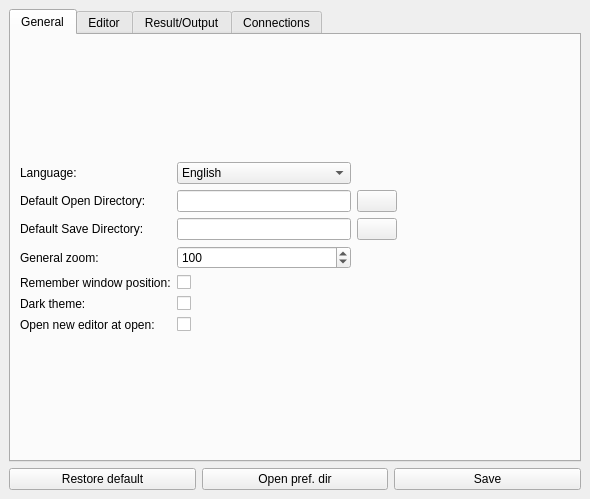
Before: the Qt Designer form source/qtdesigner/preferences_ui.ui in MValaguz/MSql, drawn with Qt 5.
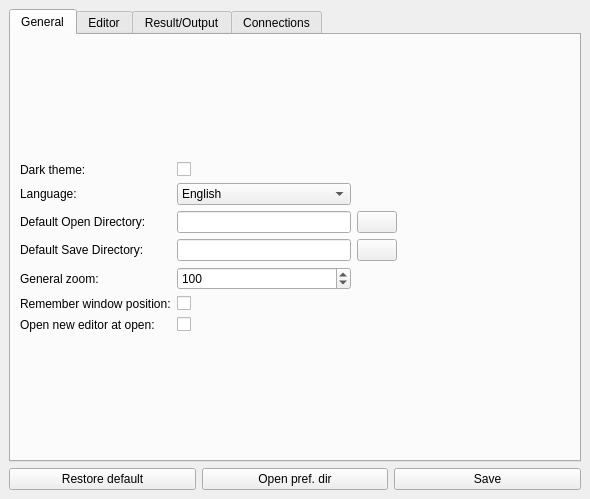
After: the same form once the commit is applied. Icons and pictures are not drawn.

What changed in the file:
```diff
--- a/source/qtdesigner/preferences_ui.ui
+++ b/source/qtdesigner/preferences_ui.ui
@@ -31,14 +31,7 @@
        <layout class="QGridLayout" name="gridLayout_5">
         <item row="0" column="0">
          <layout class="QGridLayout" name="gridLayout_4">
-          <item row="0" column="0">
-           <widget class="QLabel" name="label_3">
-            <property name="text">
-             <string>Language:</string>
-            </property>
-           </widget>
-          </item>
-          <item row="1" column="0">
+          <item row="2" column="0">
            <widget class="QLabel" name="label">
             <property name="text">
              <string>Default Open Directory:</string>
@@ -48,7 +41,14 @@
             </property>
            </widget>
           </item>
-          <item row="2" column="3">
+          <item row="1" column="0">
+           <widget class="QLabel" name="label_3">
+            <property name="text">
+             <string>Language:</string>
+            </property>
+           </widget>
+          </item>
+          <item row="3" column="3">
            <widget class="QPushButton" name="b_default_save_dir">
             <property name="icon">
              <iconset resource="resource.qrc">
@@ -56,40 +56,10 @@
             </property>
            </widget>
           </item>
-          <item row="1" column="2">
+          <item row="2" column="2">
            <widget class="QLineEdit" name="e_default_open_dir"/>
           </item>
-          <item row="5" column="2">
-           <widget class="QCheckBox" name="e_dark_theme">
-            <property name="text">
-             <string/>
-            </property>
-           </widget>
-          </item>
-          <item row="2" column="2">
-           <widget class="QLineEdit" name="e_default_save_dir"/>
-          </item>
-          <item row="7" column="0">
-           <widget class="QLabel" name="label_23">
-            <property name="text">
-             <string>Open new editor at open:</string>
-            </property>
-           </widget>
-          </item>
           <item row="5" column="0">
-           <widget class="QLabel" name="label_8">
-            <property name="text">
-             <string>Dark theme:</string>
-            </property>
-            <property name="buddy">
-             <cstring>e_dark_theme</cstring>
-            </property>
-           </widget>
-          </item>
-          <item row="7" column="2">
-           <widget class="QCheckBox" name="e_open_new_editor"/>
-          </item>
-          <item row="4" column="0">
            <widget class="QLabel" name="label_10">
             <property name="text">
              <string>Remember window position:</string>
@@ -99,7 +69,20 @@
             </property>
            </widget>
           </item>
-          <item row="1" column="4">
+          <item row="3" column="2">
+           <widget class="QLineEdit" name="e_default_save_dir"/>
+          </item>
+          <item row="8" column="2">
+           <widget class="QCheckBox" name="e_open_new_editor"/>
+          </item>
+          <item row="8" column="0">
+           <widget class="QLabel" name="label_23">
+            <property name="text">
+             <string>Open new editor at open:</string>
+            </property>
+           </widget>
+          </item>
+          <item row="2" column="4">
            <spacer name="horizontalSpacer_3">
             <property name="orientation">
              <enum>Qt::Horizontal</enum>
@@ -112,18 +95,7 @@
             </property>
            </spacer>
           </item>
-          <item row="1" column="3">
-           <widget class="QPushButton" name="b_default_open_dir">
-            <property name="icon">
-             <iconset resource="resource.qrc">
-              <normaloff>:/icons/icons/folder.png</normaloff>:/icons/icons/folder.png</iconset>
-            </property>
-           </widget>
-          </item>
-          <item row="4" column="2">
-           <widget class="QCheckBox" name="e_remember_window_pos"/>
-          </item>
-          <item row="2" column="0">
+          <item row="3" column="0">
            <widget class="QLabel" name="label_2">
             <property name="text">
              <string>Default Save Directory:</string>
@@ -133,14 +105,25 @@
             </property>
            </widget>
           </item>
-          <item row="3" column="0">
+          <item row="2" column="3">
+           <widget class="QPushButton" name="b_default_open_dir">
+            <property name="icon">
+             <iconset resource="resource.qrc">
+              <normaloff>:/icons/icons/folder.png</normaloff>:/icons/icons/folder.png</iconset>
+            </property>
+           </widget>
+          </item>
+          <item row="4" column="0">
            <widget class="QLabel" name="label_21">
             <property name="text">
              <string>General zoom:</string>
             </property>
            </widget>
           </item>
-          <item row="3" column="2">
+          <item row="5" column="2">
+           <widget class="QCheckBox" name="e_remember_window_pos"/>
+          </item>
+          <item row="4" column="2">
            <widget class="QSpinBox" name="e_general_zoom">
             <property name="minimum">
              <number>50</number>
@@ -156,7 +139,7 @@
             </property>
            </widget>
           </item>
-          <item row="0" column="2">
+          <item row="1" column="2">
            <widget class="QComboBox" name="e_language">
             <item>
              <property name="text">
@@ -170,6 +153,23 @@
             </item>
            </widget>
           </item>
+          <item row="0" column="0">
+           <widget class="QLabel" name="label_8">
+            <property name="text">
+             <string>Dark theme:</string>
+            </property>
+            <property name="buddy">
+             <cstring>e_dark_theme</cstring>
+            </property>
+           </widget>
+          </item>
+          <item row="0" column="2">
+           <widget class="QCheckBox" name="e_dark_theme">
+            <property name="text">
+             <string/>
+            </property>
+           </widget>
+          </item>
          </layout>
         </item>
        </layout>
```
Left out of the diff: 157 changed lines with no effect on the pictures.
